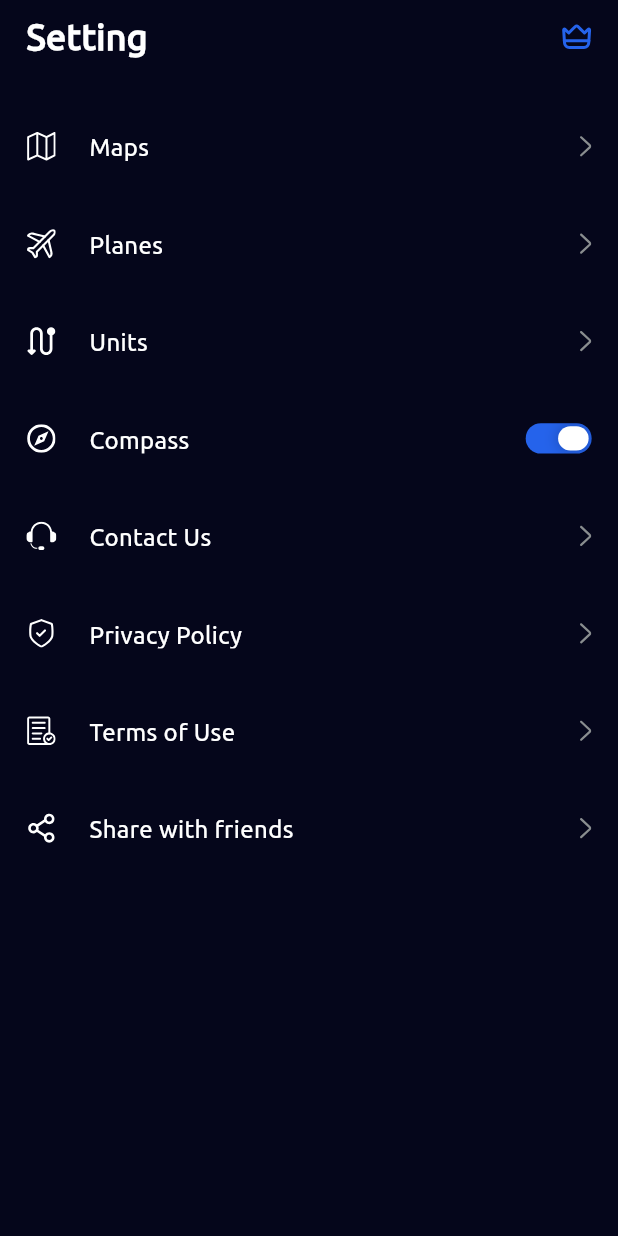
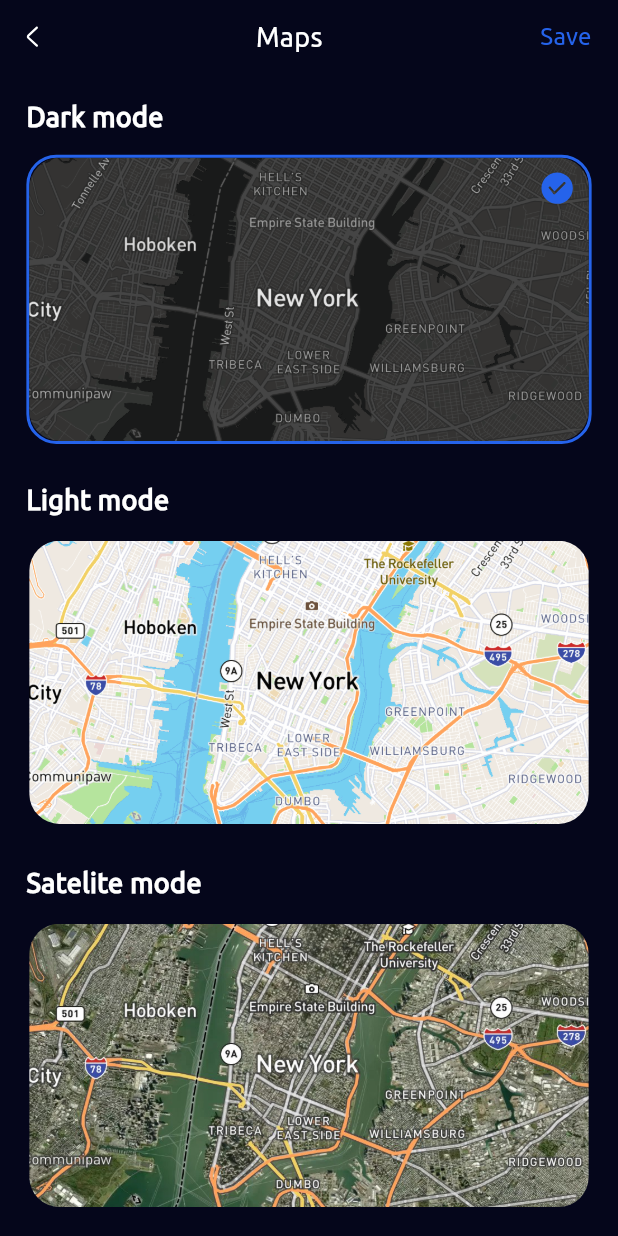
Before and after one commit to s0urav-hald3r/live_flight_tracker, a Flutter app: the SettingsView screen opened directly, after a tap on "Maps", on a phone screen of 412 x 824 dp. Run offline on Flutter 3.47's test engine with Material 3 defaults, Android fonts, the phone set to English and light mode, and no system bars; drawn by our look-alikes of flutter_advanced_switch; our stand-ins replace dio, flutter_native_splash, flutter_svg, get, get_storage, page_transition and 1 more; missing offline and left inert: fadingpageview, purchases_flutter; accounts and stored records are empty.

Commit message:
map view UI complete with functinality

```diff
--- a/lib/config/icons.dart
+++ b/lib/config/icons.dart
@@ -19,3 +19,4 @@ const String settingsTerms = 'assets/icons/settings_terms.svg';
 const String settingsUnit = 'assets/icons/settings_unit.svg';
 const String rightArrow = 'assets/icons/right_arrow.svg';
 const String leftArrow = 'assets/icons/left_arrow.svg';
+const String mapTick = 'assets/icons/map_tick.svg';
--- a/lib/config/images.dart
+++ b/lib/config/images.dart
@@ -3,4 +3,8 @@ const String onboarding2 = 'assets/images/onboarding2.png';
 const String onboarding3 = 'assets/images/onboarding3.png';
 const String onboardingShadow = 'assets/images/onboarding_shadow.png';
 
+const String darkMode = 'assets/images/dark_mode.png';
+const String lightMode = 'assets/images/light_mode.png';
+const String sateliteMode = 'assets/images/satelite_mode.jpeg';
+
 const String premiumBg = 'assets/images/premium_background.png';
--- a/lib/controllers/home_controller.dart
+++ b/lib/controllers/home_controller.dart
@@ -11,6 +11,8 @@ enum Distance { MILES, KM, NM }
 
 enum Altitude { FEET, METER }
 
+enum MapMode { Dark, Light, Satelite }
+
 class HomeController extends GetxController {
   static HomeController get instance => Get.find();
 
@@ -23,6 +25,7 @@ class HomeController extends GetxController {
   final Rx<Speed> _selectedSpeed = Speed.KPH.obs;
   final Rx<Distance> _selectedDistance = Distance.KM.obs;
   final Rx<Altitude> _selectedAltitude = Altitude.METER.obs;
+  final Rx<MapMode> _selectedMapMode = MapMode.Dark.obs;
 
   // Getters
   int get onboardingIndex => _onboardingIndex.value;
@@ -31,6 +34,7 @@ class HomeController extends GetxController {
   Speed get selectedSpeed => _selectedSpeed.value;
   Distance get selectedDistance => _selectedDistance.value;
   Altitude get selectedAltitude => _selectedAltitude.value;
+  MapMode get selectedMapMode => _selectedMapMode.value;
 
   // Setters
   set onboardingIndex(value) => _onboardingIndex.value = value;
@@ -39,4 +43,5 @@ class HomeController extends GetxController {
   set selectedSpeed(value) => _selectedSpeed.value = value;
   set selectedDistance(value) => _selectedDistance.value = value;
   set selectedAltitude(value) => _selectedAltitude.value = value;
+  set selectedMapMode(value) => _selectedMapMode.value = value;
 }
--- /dev/null
+++ b/lib/views/maps_view.dart
@@ -0,0 +1,119 @@
+import 'package:flutter/material.dart';
+import 'package:flutter_svg/flutter_svg.dart';
+import 'package:get/get.dart';
+import 'package:live_flight_tracker/config/colors.dart';
+import 'package:live_flight_tracker/config/icons.dart';
+import 'package:live_flight_tracker/config/images.dart';
+import 'package:live_flight_tracker/controllers/home_controller.dart';
+import 'package:live_flight_tracker/services/navigator_key.dart';
+import 'package:live_flight_tracker/utils/extension.dart';
+
+class MapsView extends StatelessWidget {
+  const MapsView({super.key});
+
+  @override
+  Widget build(BuildContext context) {
+    return Scaffold(
+      body: SizedBox(
+        width: MediaQuery.of(context).size.width,
+        height: MediaQuery.of(context).size.height,
+        child: Column(children: [
+          Container(
+            padding: EdgeInsets.only(
+              right: 16.w,
+              top: MediaQuery.of(context).padding.top,
+            ),
+            width: MediaQuery.of(context).size.width,
+            height: 48.h + MediaQuery.of(context).padding.top,
+            child: Row(
+                mainAxisAlignment: MainAxisAlignment.spaceBetween,
+                children: [
+                  InkWell(
+                    onTap: () => NavigatorKey.pop(),
+                    child: Padding(
+                      padding: EdgeInsets.only(left: 16.w),
+                      child: SvgPicture.asset(leftArrow),
+                    ),
+                  ),
+                  const Text(
+                    'Maps',
+                    style: TextStyle(
+                      fontWeight: FontWeight.w500,
+                      fontSize: 18,
+                      color: whiteColor,
+                    ),
+                  ),
+                  const Text(
+                    'Save',
+                    style: TextStyle(
+                      fontWeight: FontWeight.w400,
+                      fontSize: 16,
+                      color: primaryColor,
+                    ),
+                  ),
+                ]),
+          ),
+          Expanded(
+            child: ListView(padding: EdgeInsets.zero, children: [
+              _mapItem(context, MapMode.Dark, darkMode),
+              _mapItem(context, MapMode.Light, lightMode),
+              _mapItem(context, MapMode.Satelite, sateliteMode),
+            ]),
+          ),
+        ]),
+      ),
+    );
+  }
+
+  Widget _mapItem(BuildContext context, MapMode mode, String image) {
+    return InkWell(
+      onTap: () {
+        HomeController.instance.selectedMapMode = mode;
+      },
+      child: Container(
+        margin: EdgeInsets.fromLTRB(16.w, 16.h, 16.w, 8.h),
+        child: Column(crossAxisAlignment: CrossAxisAlignment.start, children: [
+          Text(
+            '${mode.name} mode',
+            style: const TextStyle(
+              fontWeight: FontWeight.w700,
+              fontSize: 18,
+              color: whiteColor,
+            ),
+          ),
+          SizedBox(height: 12.h),
+          Obx(() {
+            return Stack(children: [
+              Container(
+                height: 190.h,
+                width: MediaQuery.of(context).size.width,
+                decoration: BoxDecoration(
+                  borderRadius: BorderRadius.circular(20),
+                  border: Border.all(
+                    width: 2,
+                    color: HomeController.instance.selectedMapMode == mode
+                        ? primaryColor
+                        : Colors.transparent,
+                  ),
+                ),
+                child: ClipRRect(
+                  borderRadius: BorderRadius.circular(20),
+                  child: Image.asset(
+                    image,
+                    fit: BoxFit.cover,
+                  ),
+                ),
+              ),
+              if (HomeController.instance.selectedMapMode == mode)
+                Positioned(
+                  top: 10.h,
+                  right: 10.w,
+                  child: SvgPicture.asset(mapTick),
+                )
+            ]);
+          })
+        ]),
+      ),
+    );
+  }
+}
--- a/lib/views/settings_view.dart
+++ b/lib/views/settings_view.dart
@@ -7,6 +7,7 @@ import 'package:live_flight_tracker/utils/extension.dart';
 import 'package:live_flight_tracker/config/icons.dart';
 import 'package:live_flight_tracker/services/navigator_key.dart';
 import 'package:live_flight_tracker/utils/utility_functions.dart';
+import 'package:live_flight_tracker/views/maps_view.dart';
 import 'package:live_flight_tracker/views/units_view.dart';
 import 'package:share_plus/share_plus.dart';
 
@@ -48,7 +49,9 @@ class SettingsView extends StatelessWidget {
                   settingsMap,
                   'Maps',
                   SvgPicture.asset(rightArrow),
-                  () {},
+                  () {
+                    NavigatorKey.push(const MapsView());
+                  },
                 ),
                 _items(
                   settingsPlane,
```
Also changed, not shown: assets/icons/map_tick.svg (added), assets/images/dark_mode.png (added), assets/images/light_mode.png (added), assets/images/satelite_mode.jpeg (added).
